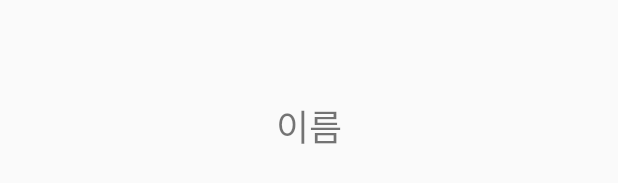
After one commit to Kimsihwan/Datok, an Android app: the layout activity_profile.xml on its own in the app's theme, with its tools: preview values and no code run, on a phone screen of 412 x 824 dp. The commit adds this screen. Shown: the part 492-675 px from the top of the screen. Run offline under Robolectric (Android 15) with nearby library versions, the phone set to English and light mode, and no system bars.

Commit message:
프로파일 만들기

```diff
--- a/app/src/main/AndroidManifest.xml
+++ b/app/src/main/AndroidManifest.xml
@@ -32,8 +32,10 @@
         <activity
             android:name="com.theartofdev.edmodo.cropper.CropImageActivity"
             android:theme="@style/Base.Theme.AppCompat" />
-        <activity android:name=".UsersActivity"
-            android:parentActivityName=".MainActivity"/>
+        <activity
+            android:name=".UsersActivity"
+            android:parentActivityName=".MainActivity" />
+        <activity android:name=".ProfileActivity"></activity>
     </application>
 
 </manifest>
--- /dev/null
+++ b/app/src/main/res/layout/activity_profile.xml
@@ -0,0 +1,16 @@
+<?xml version="1.0" encoding="utf-8"?>
+<RelativeLayout xmlns:android="http://schemas.android.com/apk/res/android"
+    xmlns:app="http://schemas.android.com/apk/res-auto"
+    xmlns:tools="http://schemas.android.com/tools"
+    android:layout_width="match_parent"
+    android:layout_height="match_parent"
+    tools:context=".ProfileActivity">
+
+    <TextView
+        android:id="@+id/profile_displayName"
+        android:layout_width="wrap_content"
+        android:layout_height="wrap_content"
+        android:layout_centerInParent="true"
+        android:text="이름"
+        android:textSize="24sp" />
+</RelativeLayout>
```
Also changed, not shown: app/src/main/java/com/example/test/datok/ProfileActivity.java (added, +26 -0 lines), app/src/main/java/com/example/test/datok/Users.java (+11 -1 lines), app/src/main/java/com/example/test/datok/UsersActivity.java (+30 -1 lines).
